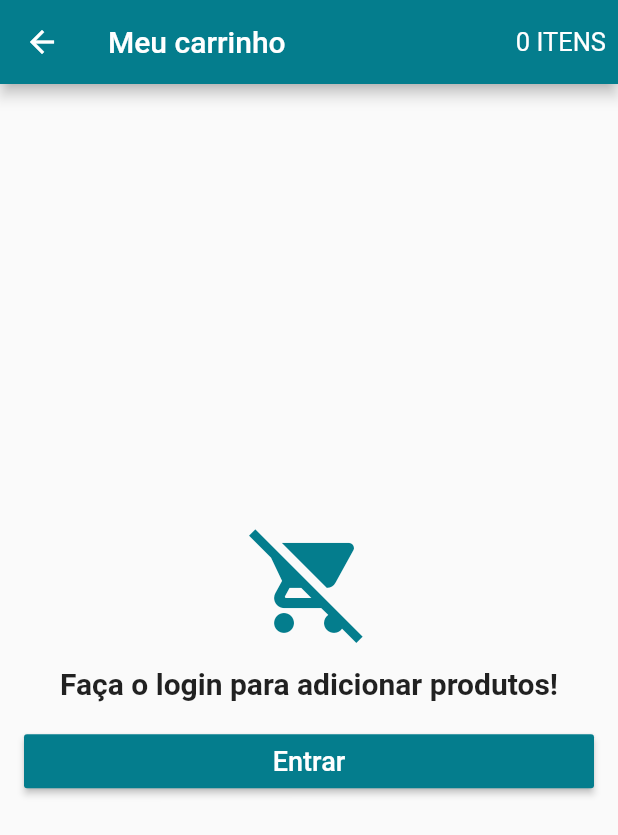
After one commit to EricksonDutra/lojavirtual, a Flutter app: the CartScreen screen opened directly, on a phone screen of 412 x 824 dp. The commit adds this screen. Shown: the top 835 px of the screen. Run offline on Flutter 3.47's test engine with Material 2 defaults, Android fonts, the phone set to English and light mode, and no system bars; our stand-ins replace carousel_pro, cloud_firestore, firebase_auth, transparent_image; accounts and stored records are empty.

Commit message:
adicionado funções de carrinho e login

```diff
--- /dev/null
+++ b/lib/datas/cart_products.dart
@@ -0,0 +1,32 @@
+import 'package:cloud_firestore/cloud_firestore.dart';
+import 'package:lojaonline/datas/product_data.dart';
+
+class CartProduct {
+  String? cid;
+  String? category;
+  String? pid;
+  int? quantity;
+  String? size;
+
+  ProductData? productData;
+
+  CartProduct();
+
+  CartProduct.fromDocument(DocumentSnapshot document) {
+    cid = document.documentID;
+    category = document.data["category"];
+    pid = document.data["pid"];
+    quantity = document.data["quantity"];
+    size = document.data["size"];
+  }
+
+  Map<String, dynamic> toMap() {
+    return {
+      "category": category,
+      "pid": pid,
+      "quantity": quantity,
+      "size": size,
+      // "product": productData!.toResumedMap()
+    };
+  }
+}
--- a/lib/datas/product_data.dart
+++ b/lib/datas/product_data.dart
@@ -21,4 +21,8 @@
     images = snapshot.data["images"];
     sizes = snapshot.data["sizes"];
   }
+
+  Map<String, dynamic> toResumedMap() {
+    return {"title": title, "description": description, "price": price};
+  }
 }
--- a/lib/main.dart
+++ b/lib/main.dart
@@ -4,17 +4,19 @@
 import 'package:lojaonline/screens/login_screen.dart';
 import 'package:scoped_model/scoped_model.dart';
 
+import 'models/cart_model.dart';
 import 'models/user_model.dart';
 
 main() => runApp(new MyApp());
 
 class MyApp extends StatelessWidget {
-  const MyApp({Key? key}) : super(key: key);
-
   @override
   Widget build(BuildContext context) {
     return ScopedModel<UserModel>(
       model: UserModel(),
+      child: ScopedModelDescendant<UserModel>(builder: (context, child, model) {
+        return ScopedModel<CartModel>(
+          model: CartModel(model),
           child: MaterialApp(
             title: "flutter's Clothing",
             theme: ThemeData(
@@ -24,5 +26,7 @@
             home: HomeScreen(),
           ),
         );
+      }),
+    );
   }
 }
--- a/lib/models/user_model.dart
+++ b/lib/models/user_model.dart
@@ -12,6 +12,9 @@
   Map<String, dynamic> userData = Map();
 
   bool isLoading = false;
+
+  static UserModel of(BuildContext context) =>
+      ScopedModel.of<UserModel>(context);
 
   @override
   void addListener(VoidCallback listener) {
@@ -74,9 +77,13 @@
 
     userData = Map();
     firebaseUser = null;
+
+    notifyListeners();
   }
 
-  void recoverPass() {}
+  void recoverPass(String email) {
+    _auth.sendPasswordResetEmail(email: email);
+  }
 
   bool isLoggedIn() {
     return firebaseUser != null;
--- /dev/null
+++ b/lib/screens/cart_screen.dart
@@ -0,0 +1,95 @@
+import 'package:flutter/material.dart';
+import 'package:lojaonline/models/cart_model.dart';
+import 'package:lojaonline/models/user_model.dart';
+import 'package:lojaonline/screens/login_screen.dart';
+import 'package:lojaonline/tiles/cart_tile.dart';
+import 'package:scoped_model/scoped_model.dart';
+
+class CartScreen extends StatelessWidget {
+  @override
+  Widget build(BuildContext context) {
+    return Scaffold(
+      appBar: AppBar(
+        title: Text("Meu carrinho"),
+        actions: [
+          Container(
+            padding: EdgeInsets.only(right: 8.0),
+            alignment: Alignment.center,
+            child: ScopedModelDescendant<CartModel>(
+              builder: (context, child, model) {
+                int p = model.products.length;
+                return Text(
+                  "${p} ${p == 1 ? "ITEM" : "ITENS"}",
+                  style: TextStyle(fontSize: 17.0),
+                );
+              },
+            ),
+          )
+        ],
+      ),
+      body: ScopedModelDescendant<CartModel>(builder: (context, child, model) {
+        if (model.isLoading && UserModel.of(context).isLoggedIn()) {
+          return Center(
+            child: CircularProgressIndicator(),
+          );
+        } else if (!UserModel.of(context).isLoggedIn()) {
+          return Container(
+            padding: EdgeInsets.all(16.0),
+            child: Column(
+              crossAxisAlignment: CrossAxisAlignment.stretch,
+              mainAxisAlignment: MainAxisAlignment.center,
+              children: [
+                Icon(
+                  Icons.remove_shopping_cart,
+                  size: 80.0,
+                  color: Theme.of(context).primaryColor,
+                ),
+                SizedBox(
+                  height: 16.0,
+                ),
+                Text(
+                  "Faça o login para adicionar produtos!",
+                  style: TextStyle(fontSize: 20.0, fontWeight: FontWeight.bold),
+                  textAlign: TextAlign.center,
+                ),
+                SizedBox(
+                  height: 16.0,
+                ),
+                RaisedButton(
+                  child: Text(
+                    "Entrar",
+                    style: TextStyle(fontSize: 18.0),
+                  ),
+                  textColor: Colors.white,
+                  color: Theme.of(context).primaryColor,
+                  onPressed: () {
+                    Navigator.of(context).push(
+                        MaterialPageRoute(builder: (context) => LoginScreen()));
+                  },
+                )
+              ],
+            ),
+          );
+        } else if (model.products == null || model.products.length == 0) {
+          return Center(
+            child: Text(
+              "Nenhum produto no carrinho!",
+              style: TextStyle(fontSize: 20.0, fontWeight: FontWeight.bold),
+              textAlign: TextAlign.center,
+            ),
+          );
+        } else {
+          return ListView(
+            children: <Widget>[
+              Column(
+                children: model.products.map((product) {
+                  return CartTile(product);
+                }).toList(),
+              )
+            ],
+          );
+        }
+      }),
+    );
+  }
+}
--- a/lib/screens/home_screen.dart
+++ b/lib/screens/home_screen.dart
@@ -1,6 +1,7 @@
 import 'package:flutter/material.dart';
 import 'package:lojaonline/tabs/home_tab.dart';
 import 'package:lojaonline/tabs/products_tab.dart';
+import 'package:lojaonline/widgets/cart_button.dart';
 import 'package:lojaonline/widgets/custom_drawer.dart';
 
 class HomeScreen extends StatelessWidget {
@@ -15,6 +16,7 @@
         Scaffold(
           body: HomeTab(),
           drawer: CustomDrawer(_pageController),
+          floatingActionButton: CartButton(),
         ),
         Scaffold(
           appBar: AppBar(
@@ -23,6 +25,7 @@
           ),
           drawer: CustomDrawer(_pageController),
           body: ProductsTab(),
+          floatingActionButton: CartButton(),
         ),
         Container(
           color: Colors.blueGrey,
```
Also changed, not shown: lib/models/cart_model.dart (added, +89 -0 lines), lib/screens/category_screen.dart (+8 -8 lines), lib/screens/login_screen.dart (+16 -1 lines), lib/screens/product_screen.dart (+28 -2 lines), lib/tiles/cart_tile.dart (added, +110 -0 lines), lib/widgets/cart_button.dart (added, +16 -0 lines). Lines whose indentation alone changed are shown as unchanged.
